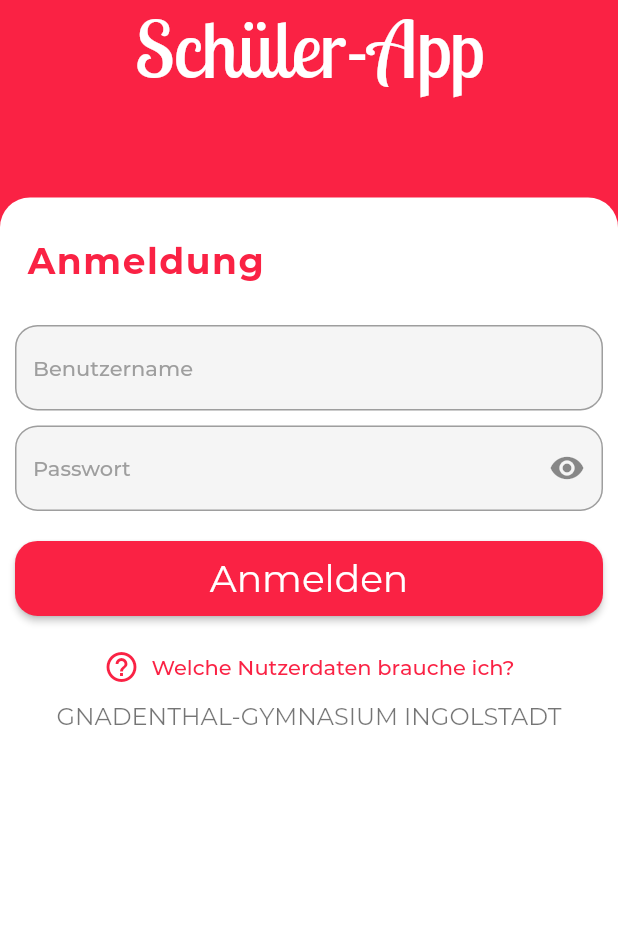
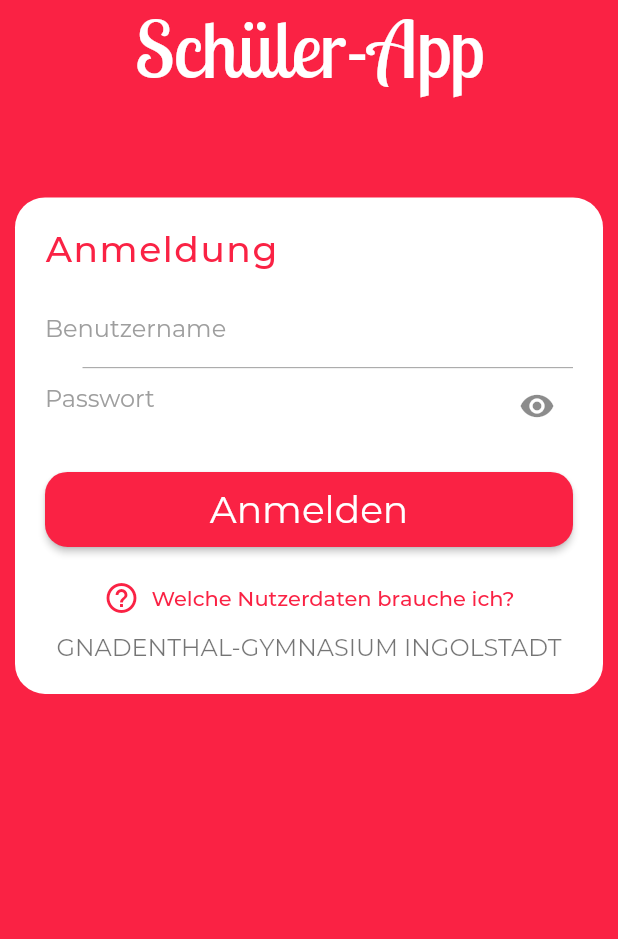
Before and after one commit to lukasengel/schueler_app, a Flutter app: the screen it shows after launch, on a phone screen of 412 x 824 dp, the part 297-1236 px from its top. Run offline on Flutter 3.47's test engine with Material 2 defaults, Android fonts, the light colour scheme and no system bars; our stand-ins replace cached_network_image, firebase_auth, firebase_core, firebase_database, flutter_easyrefresh, flutter_spinkit and 4 more; missing offline and left inert: marquee_text; accounts and stored records are empty; project files that could hold a hidden picture were left out.

Commit message:
New sorting mechanism and improved UI

```diff
--- a/lang/de_DE.json
+++ b/lang/de_DE.json
@@ -4,6 +4,7 @@
     "username": "Benutzername",
     "password": "Passwort",
     "login": "Anmelden",
+    "sign_in":"Anmeldung",
     "credentials": "Welche Nutzerdaten brauche ich?",
     "login_help_title": "Hilfe bei der Anmeldung",
     "login_help_content": "Bitte geben Sie die Anmeldedaten des Online-Vertretungsplanes ein. Diese haben Sie Anfang des Schuljahres in einem Elternbrief erhalten.",
--- a/lang/en_US.json
+++ b/lang/en_US.json
@@ -4,6 +4,7 @@
     "username": "Username",
     "password": "Password",
     "login": "Sign In",
+    "sign_in":"Sign In",
     "credentials": "Which credentials do I need?",
     "login_help_title": "Help Signing In",
     "login_help_content": "Please enter the login data of the online substitition plan (Online-Vertretungsplan) which you received in a letter to the parents at the beginning of the term.",
--- a/lib/models/settings.dart
+++ b/lib/models/settings.dart
@@ -3,7 +3,7 @@
   String password;
   bool reversed;
   int themeColor;
-  List<String> filters;
+  Map<String, dynamic> filters;
 
   Settings({
     required this.username,
@@ -18,5 +18,28 @@
         password = "",
         themeColor = 1,
         reversed = true,
-        filters = [];
+        filters = defaultFilters;
+
+  static Map<String, bool> get defaultFilters {
+    return {
+      "5": true,
+      "6": true,
+      "7": true,
+      "8": true,
+      "9": true,
+      "10": true,
+      "11": true,
+      "12": true,
+      "i": true,
+      "Wku": true,
+      "Fku": true,
+      "OGTS": true,
+      "GGTS": true,
+      "misc": true,
+    };
+  }
+
+  static String get defaultFiltersStr {
+    return """{"5": true,"6": true,"7": true,"8": true,"9": true,"10": true,"11": true,"12": true,"i": true,"Wku": true,"Fku": true,"OGTS": true,"GGTS": true,"misc": true}""";
+  }
 }
--- a/lib/pages/login_page/login_page.dart
+++ b/lib/pages/login_page/login_page.dart
@@ -5,9 +5,9 @@
 
 import './login_page_controller.dart';
 
-//TODO: Filtermechanismus verbessern, Sonstiges-Filter implementieren
 //TODO: Klassenauswahl-Mechanismus
 //TODO: Benachrichtigungen
+//TODO: Neue Anmeldeseite
 
 class LoginPage extends StatelessWidget {
   static const route = "/login";
@@ -23,6 +23,7 @@
           ? Get.theme.scaffoldBackgroundColor
           : Get.theme.primaryColor,
       body: GestureDetector(
+        behavior: HitTestBehavior.opaque,
         onTap: controller.onTappedScaffold,
         child: Column(
           children: [
@@ -59,38 +60,45 @@
                 ),
               ),
             ),
-            Expanded(
+            Flexible(
               flex: context.orientation == Orientation.landscape ? 4 : 3,
               child: Container(
+                width: context.width >= 500 ? 500 : double.infinity,
                 decoration: BoxDecoration(
                   color: Get.theme.cardColor,
-                  borderRadius: const BorderRadius.vertical(
-                    top: Radius.circular(20),
+                  borderRadius: BorderRadius.circular(20),
                 ),
-                ),
+                margin: const EdgeInsets.fromLTRB(10, 0, 10, 10),
                 child: SafeArea(
                   top: false,
                   bottom: false,
-                  child: ListView(
+                  child: SingleChildScrollView(
                     physics: const ClampingScrollPhysics(),
                     padding: const EdgeInsets.symmetric(
-                        horizontal: 10, vertical: 20),
+                      horizontal: 20,
+                      vertical: 20,
+                    ),
+                    child: Material(
+                      color: Colors.transparent,
+                      child: Column(
+                        mainAxisSize: MainAxisSize.min,
                         children: [
-                      Padding(
-                        padding: const EdgeInsets.all(8.0),
+                          Align(
+                            alignment: Alignment.centerLeft,
                             child: Text(
-                          "Anmeldung",
+                              "sign_in".tr,
                               style: Get.textTheme.headline6,
                             ),
                           ),
-                      const SizedBox(height: 20),
+                          const SizedBox(height: 15),
                           // // ###################################################################################
                           // // #                              ERROR MESSSAGE                                     #
                           // // ###################################################################################
                           Obx(
                             () => controller.error.isNotEmpty
                                 ? Padding(
-                                padding: const EdgeInsets.only(bottom: 10.0),
+                                    padding:
+                                        const EdgeInsets.only(bottom: 10.0),
                                     child: Text(
                                       controller.error.value,
                                       textAlign: TextAlign.center,
@@ -109,11 +117,13 @@
                                 ? context.width / 2
                                 : double.infinity,
                             child: Column(
+                              mainAxisSize: MainAxisSize.min,
                               children: [
                                 TextField(
                                   enableSuggestions: false,
                                   autocorrect: false,
-                              style: context.textTheme.bodyText1,
+                                  style: context.textTheme.bodyText2!
+                                      .copyWith(fontSize: 16),
                                   decoration: InputDecoration(
                                     hintText: "username".tr,
                                   ),
@@ -121,12 +131,17 @@
                                   controller: controller.usernameController,
                                   textInputAction: TextInputAction.next,
                                 ),
-                            const SizedBox(height: 10),
+                                const Divider(
+                                  height: 3,
+                                  indent: 25,
+                                  color: Colors.grey,
+                                ),
                                 Obx(
                                   () => TextField(
                                     enableSuggestions: false,
                                     autocorrect: false,
-                                style: context.textTheme.bodyText1,
+                                    style: context.textTheme.bodyText2!
+                                        .copyWith(fontSize: 16),
                                     decoration: InputDecoration(
                                       hintText: "password".tr,
                                       suffixIcon: IconButton(
@@ -142,7 +157,9 @@
                                             : null,
                                       ),
                                     ),
-                                autofillHints: const [AutofillHints.password],
+                                    autofillHints: const [
+                                      AutofillHints.password
+                                    ],
                                     controller: controller.passwortController,
                                     textInputAction: TextInputAction.done,
                                     obscureText: controller.obscure.value,
@@ -162,7 +179,8 @@
                                                 color: Colors.white,
                                               )
                                             : Padding(
-                                            padding: const EdgeInsets.all(10.0),
+                                                padding:
+                                                    const EdgeInsets.all(10.0),
                                                 child: Text("login".tr),
                                               ),
                                       ),
@@ -196,6 +214,8 @@
                     ),
                   ),
                 ),
+              ),
+            ),
           ],
         ),
       ),
--- a/lib/theme.dart
+++ b/lib/theme.dart
@@ -14,16 +14,13 @@
       elevation: 1,
       centerTitle: false,
       titleTextStyle: TextStyle(
-        // color: redAccent,
         fontFamily: "Montserrat",
         fontSize: 25,
       ),
     ),
-    inputDecorationTheme: InputDecorationTheme(
-      border: OutlineInputBorder(borderRadius: BorderRadius.circular(15)),
+    inputDecorationTheme: const InputDecorationTheme(
+      border: InputBorder.none,
       focusColor: redAccent,
-      fillColor: Colors.grey.shade100,
-      filled: true,
     ),
     floatingActionButtonTheme: const FloatingActionButtonThemeData(
       backgroundColor: Colors.white,
@@ -43,6 +40,7 @@
     ),
     textButtonTheme: TextButtonThemeData(
       style: ButtonStyle(
+        splashFactory: InkRipple.splashFactory,
         shape: MaterialStateProperty.resolveWith(
           (_) => RoundedRectangleBorder(
             borderRadius: BorderRadius.circular(15),
@@ -65,7 +63,7 @@
       ),
       headline6: const TextStyle(
         color: redAccent,
-        fontWeight: FontWeight.bold,
+        fontWeight: FontWeight.w500,
         fontSize: 24,
         letterSpacing: 1,
       ),
@@ -73,7 +71,11 @@
       //#     News Container     #
       //##########################
       headline4: const TextStyle(
-          fontSize: 25, color: Colors.black, fontFamily: "LobsterTwo"),
+        fontSize: 22,
+        color: Colors.black,
+        fontFamily: "Montserrat",
+        letterSpacing: 1,
+      ),
       bodyText2: const TextStyle(
         color: Colors.black,
         fontSize: 18,
@@ -110,14 +112,9 @@
     iconTheme: const IconThemeData(
       color: Colors.white,
     ),
-    inputDecorationTheme: InputDecorationTheme(
+    inputDecorationTheme: const InputDecorationTheme(
       focusColor: redAccent,
-      suffixStyle: const TextStyle(color: Colors.white),
-      fillColor: Colors.grey[800],
-      border: OutlineInputBorder(
-        borderRadius: BorderRadius.circular(15),
-      ),
-      filled: true,
+      border: InputBorder.none,
     ),
     floatingActionButtonTheme: FloatingActionButtonThemeData(
       backgroundColor: Colors.grey[800],
@@ -163,7 +160,7 @@
         ),
         headline6: TextStyle(
           color: redAccent,
-          fontWeight: FontWeight.bold,
+          fontWeight: FontWeight.w400,
           fontSize: 24,
           letterSpacing: 1,
         ),
--- a/lib/widgets/settings_ui/filter_settings.dart
+++ b/lib/widgets/settings_ui/filter_settings.dart
@@ -62,6 +62,8 @@
           FilterSwitch(filterKey: "OGTS", label: "ogts".tr),
           _divider,
           FilterSwitch(filterKey: "GGTS", label: "ggts".tr),
+          _divider,
+          FilterSwitch(filterKey: "misc", label: "misc".tr),
         ],
       ),
     );
@@ -110,7 +112,7 @@
           Padding(
             padding: const EdgeInsets.only(right: 15),
             child: Switch.adaptive(
-              value: !localData.settings.filters.contains(widget.filterKey),
+              value: localData.settings.filters[widget.filterKey]!,
               onChanged: (_) => toggle(),
               activeColor: Theme.of(context).primaryColor,
             ),
--- a/lib/widgets/settings_ui/settings_tile.dart
+++ b/lib/widgets/settings_ui/settings_tile.dart
@@ -17,10 +17,10 @@
       onTap: onTap,
       child: Row(
         children: [
-          Expanded(child: icon),
+          icon,
           const SizedBox(width: 10),
-          Expanded(flex: 8, child: Text(label)),
-          const Expanded(child: Icon(Icons.chevron_right, color: Colors.grey)),
+          Expanded(child: Text(label)),
+          const Icon(Icons.chevron_right, color: Colors.grey),
         ],
       ),
     );
```
Also changed, not shown: lib/controllers/local_data.dart (+6 -7 lines), lib/pages/settings_page/settings_subpages/report_a_bug_page/report_bug_page.dart (+6 -15 lines), lib/widgets/table_container.dart (+14 -9 lines). Lines whose indentation alone changed are shown as unchanged.
